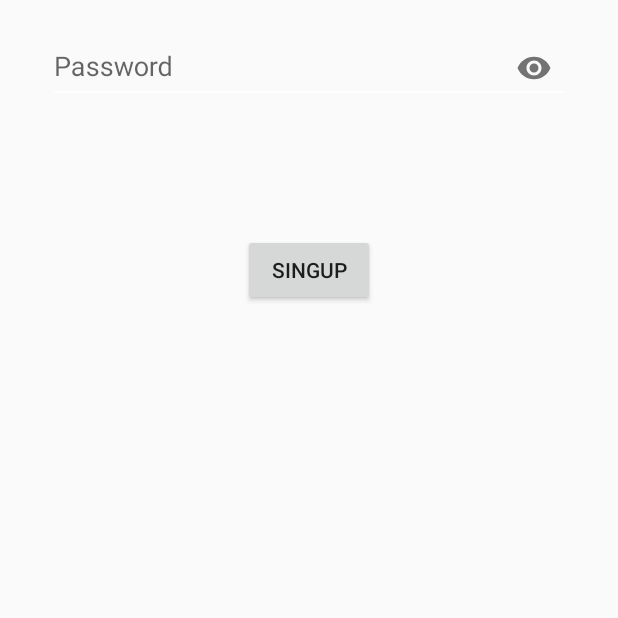
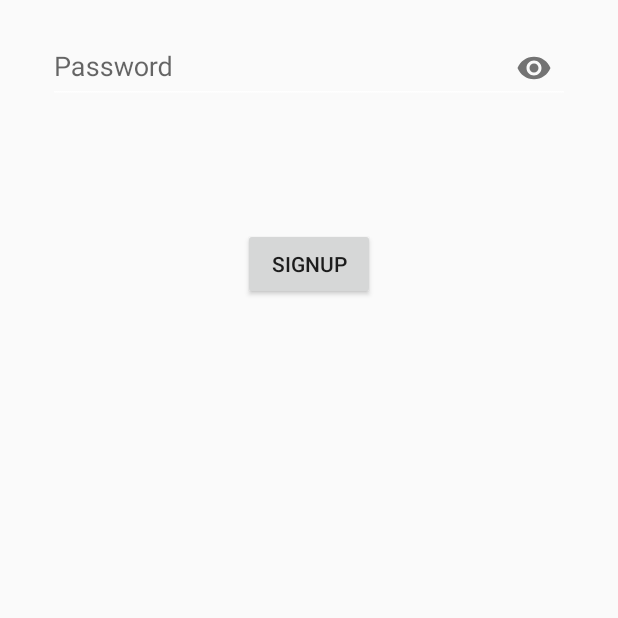
Before and after one commit to alessandroScarcia/UFit, an Android app: the RegistrationActivity screen opened directly, with no data from a screen before it, on a phone screen of 412 x 824 dp, the part 618-1236 px from its top. Run offline under Robolectric (Android 15) with nearby library versions, the phone set to English and light mode, and no system bars.

Commit message:
completed login e registration with MVP

```diff
--- a/app/src/main/AndroidManifest.xml
+++ b/app/src/main/AndroidManifest.xml
@@ -13,7 +13,7 @@
         tools:ignore="GoogleAppIndexingWarning">
         <activity android:name="LoginActivity" />
         <activity android:name="ChooseActivity" />
-        <activity android:name="RegistrationActivity" />
+        <activity android:name=".RegistrationActivity" />
         <activity android:name="SearchActivity" />
         <activity android:name="ExerciseActivity" />
         <activity android:name="LauncherActivity">
--- a/app/src/main/java/it/sms1920/spqs/ufit/contract/RegistrationContract.java
+++ b/app/src/main/java/it/sms1920/spqs/ufit/contract/RegistrationContract.java
@@ -1,17 +1,17 @@
 package it.sms1920.spqs.ufit.contract;
 
-import com.google.firebase.auth.FirebaseAuth;
-import com.google.firebase.database.DatabaseReference;
+public interface RegistrationContract {
+    interface View {
+        void showSignUpSuccessFully(String message);
 
-import it.sms1920.spqs.ufit.model.User;
+        void showSignUpFail(String message);
 
-public interface RegistrationContract {
-    interface View{
-        void showSignUpSuccessFully();
-        void showSignUpFail();
-        void showValidationError();
+        void showValidationError(String message);
     }
-    interface Presenter{
-        void handleSignUp( String email, String password, String confirmPassword);
+
+    interface Presenter {
+        void onSignUp(String email, String password, String confirmPassword);
+
+        void onResultSignUp(int check);
     }
 }
--- a/app/src/main/java/it/sms1920/spqs/ufit/view/RegistrationActivity.java
+++ b/app/src/main/java/it/sms1920/spqs/ufit/view/RegistrationActivity.java
@@ -1,6 +1,5 @@
 package it.sms1920.spqs.ufit.view;
 
-import androidx.annotation.NonNull;
 import androidx.appcompat.app.AppCompatActivity;
 
 import android.app.Activity;
@@ -8,8 +7,9 @@ import android.content.Intent;
 import android.os.Bundle;
 import android.view.View;
 import android.widget.Button;
-import android.widget.EditText;
 import android.widget.Toast;
+
+import com.google.android.material.textfield.TextInputEditText;
 
 import it.sms1920.spqs.ufit.contract.RegistrationContract;
 import it.sms1920.spqs.ufit.presenter.RegistrationPresenter;
@@ -18,9 +18,10 @@ public class RegistrationActivity extends AppCompatActivity implements Registrat
 
     private RegistrationPresenter presenter;
     Activity mContext = this;
-    private EditText emailReg;
-    private EditText passwordReg;
-    private EditText passwordConfirm;
+
+    private TextInputEditText emailReg;
+    private TextInputEditText passwordReg;
+    private TextInputEditText passwordConfirm;
     private Button signUpBtn;
 
 
@@ -36,7 +37,7 @@ public class RegistrationActivity extends AppCompatActivity implements Registrat
             public void onClick(View v) {
                 presenter = new RegistrationPresenter((RegistrationContract.View) mContext);
 
-                presenter.handleSignUp(emailReg.getText().toString(), passwordReg.getText().toString(),
+                presenter.onSignUp(emailReg.getText().toString(), passwordReg.getText().toString(),
                         passwordConfirm.getText().toString());
 
             }
@@ -45,68 +46,28 @@ public class RegistrationActivity extends AppCompatActivity implements Registrat
 
     }
 
-    /*private User inputUser() {
-        User userReg = new User();
-
-        SimpleDateFormat dataFormatter = new SimpleDateFormat("dd-MM-yy");
-        Date date = null;
-        try {
-            date = dataFormatter.parse(dateBirthReg.getText().toString());
-        } catch (ParseException e) {
-            e.printStackTrace();
-        }
-
-        userReg.setDateBirth(date);
-        userReg.setName(nameReg.getText().toString());
-        userReg.setSurname(surnameReg.getText().toString());
-        userReg.setDateBirth(date);
-        userReg.setBodyWeight(Integer.parseInt(weightReg.getText().toString()));
-        userReg.setHeight(Integer.parseInt(heightReg.getText().toString()));
-
-        int radioId = radioGroupChooseGender.getCheckedRadioButtonId();
-        genderReg = findViewById(radioId);
-
-        userReg.setGender(genderReg.getText().toString());
-        userReg.setEmail(emailReg.getText().toString());
-        userReg.setPassword(passwordReg.getText().toString());
-
-        return userReg;
-    }*/
-
     private void initializeView() {
-       /* nameReg = findViewById(R.id.editName);
-        surnameReg = findViewById(R.id.editSurname);
-        dateBirthReg = findViewById(R.id.editDate);
-        weightReg = findViewById(R.id.editWeight);
-        heightReg = findViewById(R.id.editHeight);
-        radioGroupChooseGender = findViewById(R.id.chooseGender);*/
-        emailReg = findViewById(R.id.emailReg);
-        passwordReg = findViewById(R.id.passwordReg);
-        passwordConfirm = findViewById(R.id.passwordConfirm);
+        emailReg = findViewById(R.id.TextInputEditEmailReg);
+        passwordReg = findViewById(R.id.TextInputEditTextPassword);
+        passwordConfirm = findViewById(R.id.TextInputEditTextPasswordConfirm);
         signUpBtn = findViewById(R.id.singUpBtn);
     }
 
     @Override
-    public void showSignUpSuccessFully() {
-        Toast.makeText(this, "Login SuccessFully", Toast.LENGTH_SHORT).show();
+    public void showSignUpSuccessFully(String message) {
+        Toast.makeText(this, message, Toast.LENGTH_SHORT).show();
         startActivity(new Intent(getApplicationContext(), LauncherActivity.class));
     }
 
     @Override
-    public void showSignUpFail() {
-        Toast.makeText(this, "User already exists", Toast.LENGTH_SHORT).show();
+    public void showSignUpFail(String message) {
+        Toast.makeText(this, message, Toast.LENGTH_SHORT).show();
     }
 
     @Override
-    public void showValidationError() {
-        Toast.makeText(this, "Username or Password is incorrect", Toast.LENGTH_SHORT).show();
+    public void showValidationError(String message) {
+        Toast.makeText(this, message, Toast.LENGTH_SHORT).show();
     }
 
 
-
-    /*public void checkButton(View v) {
-        int radioId = radioGroupChooseGender.getCheckedRadioButtonId();
-
-        genderReg = findViewById(radioId);
-    }*/
 }
--- a/app/src/main/res/layout/activity_registration.xml
+++ b/app/src/main/res/layout/activity_registration.xml
@@ -5,8 +5,6 @@
     android:layout_width="match_parent"
     android:layout_height="match_parent"
     tools:context="RegistrationActivity">
-
-
     android:background="@color/colorPrimary"
     android:theme="@android:style/Theme.Holo">
 
@@ -22,8 +20,21 @@
         app:layout_constraintStart_toStartOf="parent"
         app:layout_constraintTop_toTopOf="parent" />
 
+    <Button
+        android:id="@+id/singUpBtn"
+        android:layout_width="wrap_content"
+        android:layout_height="wrap_content"
+        android:layout_marginStart="162dp"
+        android:layout_marginEnd="162dp"
+        android:layout_marginBottom="130dp"
+        android:text="signup"
+        app:layout_constraintBottom_toBottomOf="parent"
+        app:layout_constraintEnd_toEndOf="parent"
+        app:layout_constraintStart_toStartOf="parent"
+        app:layout_constraintTop_toBottomOf="@+id/editPasswordConfirm" />
+
     <com.google.android.material.textfield.TextInputLayout
-        android:id="@+id/emailReg"
+        android:id="@+id/editEmailReg"
         android:layout_width="match_parent"
         android:layout_height="wrap_content"
         android:layout_marginStart="32dp"
@@ -35,18 +46,19 @@
         app:layout_constraintTop_toBottomOf="@+id/appCompatImageView2">
 
         <com.google.android.material.textfield.TextInputEditText
+            android:id="@+id/TextInputEditEmailReg"
             android:layout_width="match_parent"
             android:layout_height="wrap_content"
             android:backgroundTint="@color/colorWhite90"
+            android:inputType="textEmailAddress"
             android:textColorHighlight="@color/colorSecondary"
             android:textColorLink="@color/colorSecondary"
-            android:inputType="textEmailAddress"
             android:textCursorDrawable="@drawable/button_style" />
 
     </com.google.android.material.textfield.TextInputLayout>
 
     <com.google.android.material.textfield.TextInputLayout
-        android:id="@+id/passwordReg"
+        android:id="@+id/editPasswordReg"
         android:layout_width="match_parent"
         android:layout_height="wrap_content"
         android:layout_marginStart="32dp"
@@ -56,18 +68,19 @@
         app:endIconMode="password_toggle"
         app:layout_constraintEnd_toEndOf="parent"
         app:layout_constraintStart_toStartOf="parent"
-        app:layout_constraintTop_toBottomOf="@+id/emailReg">
+        app:layout_constraintTop_toBottomOf="@+id/editEmailReg">
 
         <com.google.android.material.textfield.TextInputEditText
+            android:id="@+id/TextInputEditTextPassword"
             android:layout_width="match_parent"
             android:layout_height="wrap_content"
-            android:inputType="textPassword"
-            android:backgroundTint="@color/colorWhite90"/>
+            android:backgroundTint="@color/colorWhite90"
+            android:inputType="textPassword" />
 
     </com.google.android.material.textfield.TextInputLayout>
 
     <com.google.android.material.textfield.TextInputLayout
-        android:id="@+id/passwordConfirm"
+        android:id="@+id/editPasswordConfirm"
         android:layout_width="match_parent"
         android:layout_height="wrap_content"
         android:layout_marginStart="32dp"
@@ -77,27 +90,15 @@
         app:endIconMode="password_toggle"
         app:layout_constraintEnd_toEndOf="parent"
         app:layout_constraintStart_toStartOf="parent"
-        app:layout_constraintTop_toBottomOf="@id/passwordReg">
+        app:layout_constraintTop_toBottomOf="@id/editPasswordReg">
 
         <com.google.android.material.textfield.TextInputEditText
+            android:id="@+id/TextInputEditTextPasswordConfirm"
             android:layout_width="match_parent"
             android:layout_height="wrap_content"
-            android:inputType="textPassword"
-            android:backgroundTint="@color/colorWhite90"/>
+            android:backgroundTint="@color/colorWhite90"
+            android:inputType="textPassword" />
 
     </com.google.android.material.textfield.TextInputLayout>
 
-    <Button
-        android:id="@+id/singUpBtn"
-        android:layout_width="wrap_content"
-        android:layout_height="wrap_content"
-        android:layout_marginStart="162dp"
-        android:layout_marginTop="40dp"
-        android:layout_marginEnd="162dp"
-        android:layout_marginBottom="161dp"
-        android:text="singup"
-        app:layout_constraintBottom_toBottomOf="parent"
-        app:layout_constraintEnd_toEndOf="parent"
-        app:layout_constraintStart_toStartOf="parent"
-        app:layout_constraintTop_toBottomOf="@+id/passwordConfirm" />
 </androidx.constraintlayout.widget.ConstraintLayout>
```
Also changed, not shown: app/src/main/java/it/sms1920/spqs/ufit/contract/Login.java (added, +17 -0 lines), app/src/main/java/it/sms1920/spqs/ufit/model/User.java (+61 -19 lines), app/src/main/java/it/sms1920/spqs/ufit/presenter/LoginPresenter.java (added, +54 -0 lines), app/src/main/java/it/sms1920/spqs/ufit/presenter/RegistrationPresenter.java (+30 -45 lines), app/src/main/java/it/sms1920/spqs/ufit/view/LoginActivity.java (+54 -1 lines), app/src/main/res/layout/activity_login.xml (+29 -5 lines).
